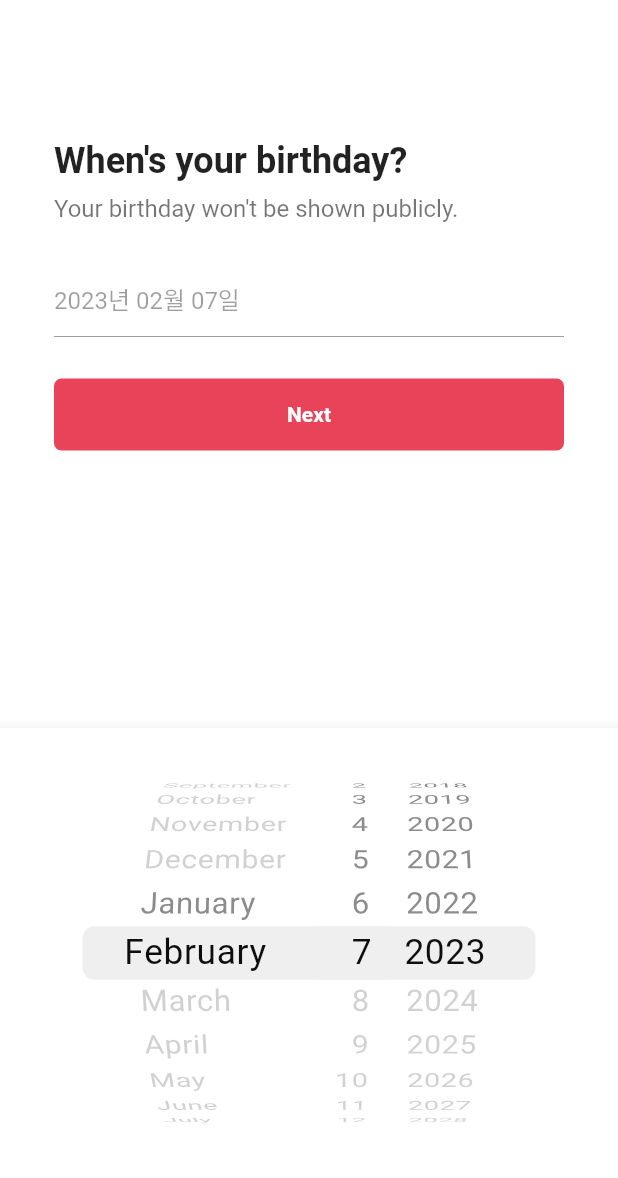
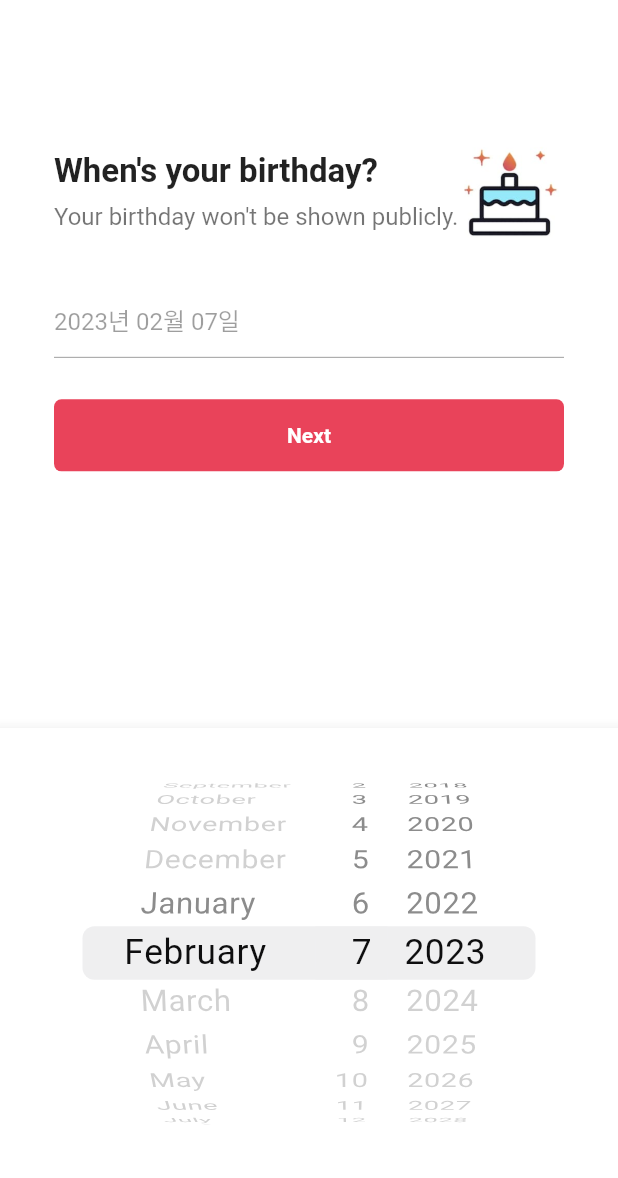
Before and after one commit to elian118/tiktok_clone, a Flutter app: the BirthdayScreen screen opened directly, on a phone screen of 412 x 824 dp, the part 58-1236 px from its top. Run offline on Flutter 3.47's test engine with Material 2 defaults, Android fonts, the phone set to English and light mode, and no system bars; our stand-ins replace font_awesome_flutter.

Commit message:
4.8 BirthdayScreen - challenge 3. add Flexible & Image

```diff
--- a/lib/constants/sizes.dart
+++ b/lib/constants/sizes.dart
@@ -14,6 +14,7 @@ class Sizes {
   static const size14 = 14.0;
   static const size16 = 16.0;
   static const size20 = 20.0;
+  static const size22 = 22.0;
   static const size24 = 24.0;
   static const size28 = 28.0;
   static const size32 = 32.0;
--- a/lib/features/authentication/birthday_screen.dart
+++ b/lib/features/authentication/birthday_screen.dart
@@ -3,6 +3,7 @@ import 'package:flutter/material.dart';
 import 'package:intl/intl.dart';
 import 'package:tiktok_clone/constants/gaps.dart';
 import 'package:tiktok_clone/constants/sizes.dart';
+import 'package:tiktok_clone/features/authentication/widgets/birthday_header.dart';
 import 'package:tiktok_clone/features/authentication/widgets/form_button.dart';
 import 'package:tiktok_clone/features/onboarding/interests_screen.dart';
 
@@ -65,21 +66,7 @@ class _BirthdayScreenState extends State<BirthdayScreen> {
           crossAxisAlignment: CrossAxisAlignment.start,
           children: [
             Gaps.v40,
-            const Text(
-              "When's your birthday?",
-              style: TextStyle(
-                fontSize: Sizes.size24,
-                fontWeight: FontWeight.w700,
-              ),
-            ),
-            Gaps.v8,
-            const Text(
-              "Your birthday won't be shown publicly.",
-              style: TextStyle(
-                fontSize: Sizes.size16,
-                color: Colors.black54,
-              ),
-            ),
+            const BirthdayHeader(),
             Gaps.v28,
             TextField(
               enabled: false, // 비활성화(포커스 무시)
@@ -105,12 +92,12 @@ class _BirthdayScreenState extends State<BirthdayScreen> {
               onTap:
                   _onNextTap, // 같은 위젯 안에만 있다면, () => _onNextTap(context)로 작성할 필요가 없다.
               child: const FormButton(disabled: false),
-            ) // 위젯 추출 v.2
+            ), // 위젯 추출 v.2
           ],
         ),
       ),
       bottomNavigationBar: BottomAppBar(
-        child: Container(
+        child: SizedBox(
           height: 300,
           child: CupertinoDatePicker(
             mode: CupertinoDatePickerMode.date,
--- a/lib/features/authentication/email_screen.dart
+++ b/lib/features/authentication/email_screen.dart
@@ -77,7 +77,7 @@ class _EmailScreenState extends State<EmailScreen> {
               const Text(
                 'What is your email?',
                 style: TextStyle(
-                  fontSize: Sizes.size24,
+                  fontSize: Sizes.size22,
                   fontWeight: FontWeight.w700,
                 ),
               ),
--- a/lib/features/authentication/password_screen.dart
+++ b/lib/features/authentication/password_screen.dart
@@ -93,7 +93,7 @@ class _PasswordScreenState extends State<PasswordScreen> {
               const Text(
                 'Password?',
                 style: TextStyle(
-                  fontSize: Sizes.size24,
+                  fontSize: Sizes.size22,
                   fontWeight: FontWeight.w700,
                 ),
               ),
--- a/lib/features/authentication/username_screen.dart
+++ b/lib/features/authentication/username_screen.dart
@@ -59,7 +59,7 @@ class _UsernameScreenState extends State<UsernameScreen> {
             const Text(
               'Create username',
               style: TextStyle(
-                fontSize: Sizes.size24,
+                fontSize: Sizes.size22,
                 fontWeight: FontWeight.w700,
               ),
             ),
--- /dev/null
+++ b/lib/features/authentication/widgets/birthday_header.dart
@@ -0,0 +1,46 @@
+import 'package:flutter/material.dart';
+import 'package:tiktok_clone/constants/gaps.dart';
+import 'package:tiktok_clone/constants/sizes.dart';
+
+class BirthdayHeader extends StatelessWidget {
+  const BirthdayHeader({
+    super.key,
+  });
+
+  @override
+  Widget build(BuildContext context) {
+    return Row(
+      children: [
+        Flexible(
+          flex: 4,
+          child: Column(
+            crossAxisAlignment: CrossAxisAlignment.start,
+            children: const [
+              Text(
+                "When's your birthday?",
+                style: TextStyle(
+                  fontSize: Sizes.size22,
+                  fontWeight: FontWeight.w700,
+                ),
+              ),
+              Gaps.v8,
+              Text(
+                "Your birthday won't be shown publicly.",
+                style: TextStyle(
+                  fontSize: Sizes.size16,
+                  color: Colors.black54,
+                ),
+              ),
+            ],
+          ),
+        ),
+        Flexible(
+          flex: 1,
+          child: Image.asset(
+            'assets/images/cake_img.png',
+          ),
+        )
+      ],
+    );
+  }
+}
```
